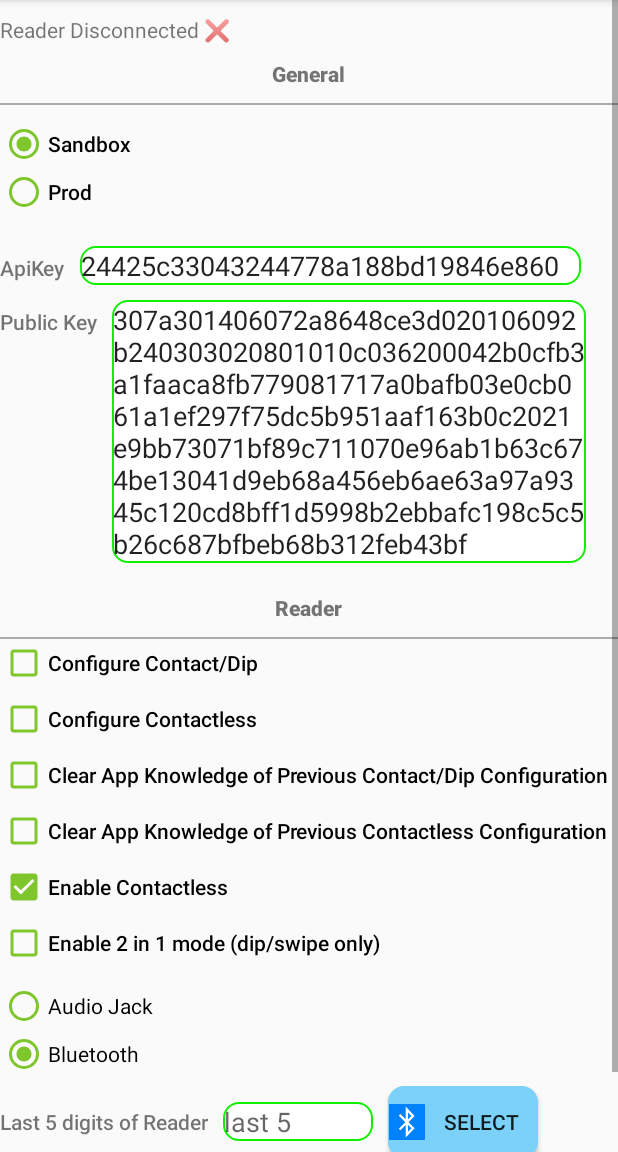
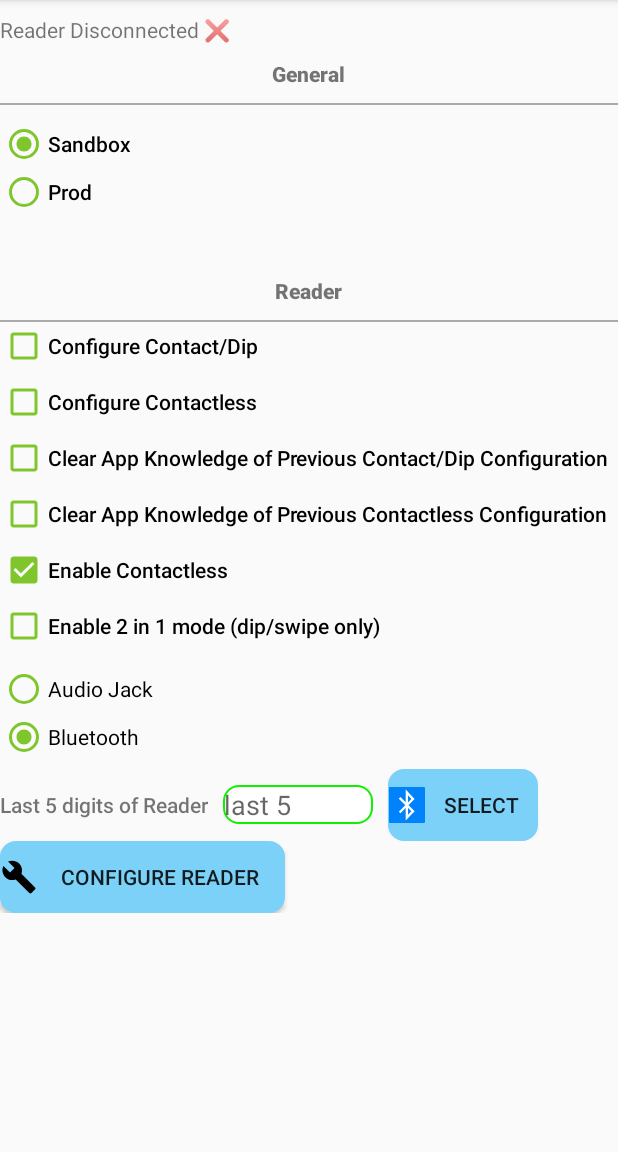
Before and after one commit to clearent/Android_IDTech_VP3300_JDemo, an Android app: the fragment SettingsFragment shown on its own in the app's theme, on a phone screen of 412 x 824 dp, the part 84-1236 px from its top. Run offline under Robolectric (Android 15) with nearby library versions, the phone set to English and light mode, and no system bars.

Commit message:
hide the api key and public key...when pushing to github the prod info will match sandbox

```diff
--- a/app/src/main/java/com/clearent/payment/PostPayment.java
+++ b/app/src/main/java/com/clearent/payment/PostPayment.java
@@ -4,6 +4,6 @@ import com.clearent.idtech.android.PublicOnReceiverListener;
 import com.clearent.idtech.android.token.domain.TransactionToken;
 
 public interface PostPayment {
-    PostTransactionRequest createPostTransactionRequest(TransactionToken transactionToken, String amount, String apiKey);
+    PostTransactionRequest createPostTransactionRequest(TransactionToken transactionToken, String amount, String apiKey, String baseUrl);
     void doSale(PostTransactionRequest postTransactionRequest, PublicOnReceiverListener publicOnReceiverListener);
 }
--- a/app/src/main/java/com/clearent/payment/PostPaymentImpl.java
+++ b/app/src/main/java/com/clearent/payment/PostPaymentImpl.java
@@ -9,11 +9,11 @@ public class PostPaymentImpl implements PostPayment {
     public PostPaymentImpl() {
     }
 
-    public PostTransactionRequest createPostTransactionRequest(TransactionToken transactionToken, String amount, String apiKey) {
+    public PostTransactionRequest createPostTransactionRequest(TransactionToken transactionToken, String amount, String apiKey, String baseUrl) {
         PostTransactionRequest postTransactionRequest = new PostTransactionRequest();
         postTransactionRequest.setTransactionToken(transactionToken);
         postTransactionRequest.setApiKey(apiKey);
-        postTransactionRequest.setBaseUrl(Constants.BASE_URL);
+        postTransactionRequest.setBaseUrl(baseUrl);
         SaleTransaction saleTransaction;
         if (amount == null || amount.length() == 0) {
             saleTransaction = new SaleTransaction("1.00");
--- a/app/src/main/java/com/clearent/ui/settings/SettingsFragment.java
+++ b/app/src/main/java/com/clearent/ui/settings/SettingsFragment.java
@@ -31,7 +31,6 @@ import com.idtechproducts.device.StructConfigParameters;
 import com.idtechproducts.device.bluetooth.BluetoothLEController;
 
 import androidx.annotation.NonNull;
-import androidx.annotation.Nullable;
 import androidx.fragment.app.Fragment;
 import androidx.lifecycle.Observer;
 import androidx.lifecycle.ViewModelProviders;
@@ -82,12 +81,6 @@ public class SettingsFragment extends Fragment implements PublicOnReceiverListen
 
         syncLocalCache(root);
         bindButtons(root);
-
-        final TextView apiKeytextView = root.findViewById(R.id.settings_apikey);
-        apiKeytextView.setText(Constants.API_KEY_FOR_DEMO_ONLY);
-
-        final TextView publicKeyTextView = root.findViewById(R.id.settings_publickey);
-        publicKeyTextView.setText(Constants.PUBLIC_KEY);
 
         updateViewWithModel();
 
@@ -198,19 +191,6 @@ public class SettingsFragment extends Fragment implements PublicOnReceiverListen
     private void syncLocalCache(final View root) {
 
         final TextView last5View = root.findViewById(R.id.settings_last_five_of_reader);
-
-        settingsViewModel.getApiKey().observe(this, new Observer<String>() {
-            @Override
-            public void onChanged(@Nullable String s) {
-                settingsApiKey = s;
-            }
-        });
-        settingsViewModel.getPublicKey().observe(this, new Observer<String>() {
-            @Override
-            public void onChanged(@Nullable String s) {
-                settingsPublicKey = s;
-            }
-        });
 
         settingsViewModel.getProdEnvironment().observe(this, new Observer<Integer>() {
             @Override
@@ -475,12 +455,6 @@ public class SettingsFragment extends Fragment implements PublicOnReceiverListen
 
     private void updateModelFromView() {
 
-        final TextView apiKeytextView = root.findViewById(R.id.settings_apikey);
-        settingsViewModel.getApiKey().setValue(apiKeytextView.getText().toString());
-
-        final TextView publicKeyTextView = root.findViewById(R.id.settings_publickey);
-        settingsViewModel.getPublicKey().setValue(publicKeyTextView.getText().toString());
-
         final RadioButton prodEnvRadioButton = root.findViewById(R.id.settings_prod_env);
         settingsViewModel.getProdEnvironment().setValue(prodEnvRadioButton.isChecked() ? 1 : 0);
 
@@ -608,14 +582,14 @@ public class SettingsFragment extends Fragment implements PublicOnReceiverListen
             device_type = ReaderInfo.DEVICE_TYPE.DEVICE_VP3300_AJ;
         }
 
-        String baseUrl = Constants.BASE_URL;
+        String baseUrl = Constants.SB_BASE_URL;
+        String publicKey = Constants.SB_PUBLIC_KEY;
         Integer prodEnvironment = settingsViewModel.getProdEnvironment().getValue();
         boolean prodEnvironmentEnabled = prodEnvironment == 0 ? false : true;
         if (prodEnvironmentEnabled) {
             baseUrl = Constants.PROD_BASE_URL;
-
+            publicKey = Constants.PROD_PUBLIC_KEY;
         }
-        String publicKey = settingsViewModel.getPublicKey().getValue();
 
         cardReaderService = new CardReaderService(device_type, this, getContext(), baseUrl, publicKey, true);
 
--- a/app/src/main/java/com/clearent/ui/settings/SettingsViewModel.java
+++ b/app/src/main/java/com/clearent/ui/settings/SettingsViewModel.java
@@ -28,9 +28,6 @@ public class SettingsViewModel extends AndroidViewModel {
     private MutableLiveData<Integer> audioJackReader;
     private MutableLiveData<Integer> bluetoothReader;
 
-    private MutableLiveData<String> apiKey;
-    private MutableLiveData<String> publicKey;
-
     private MutableLiveData<String> last5OfBluetoothReader;
 
     public SettingsViewModel(Application app) {
@@ -49,9 +46,6 @@ public class SettingsViewModel extends AndroidViewModel {
 
         last5OfBluetoothReader = new MutableLiveData<>();
         last5OfBluetoothReader.setValue(LocalCache.getSelectedBluetoothDeviceLast5(getApplication()));
-
-        apiKey = new MutableLiveData<>();
-        publicKey = new MutableLiveData<>();
 
         enableContactless = new MutableLiveData<>();
         enableContactless.setValue(LocalCache.getEnableContactlessValue(getApplication()));
@@ -139,14 +133,6 @@ public class SettingsViewModel extends AndroidViewModel {
         return bluetoothReader;
     }
 
-    public MutableLiveData<String> getApiKey() {
-        return apiKey;
-    }
-
-    public MutableLiveData<String> getPublicKey() {
-        return publicKey;
-    }
-
     @Override
     public String toString() {
         return "SettingsViewModel{" +
--- a/app/src/main/res/layout/fragment_configure.xml
+++ b/app/src/main/res/layout/fragment_configure.xml
@@ -88,64 +88,6 @@
                 android:layout_width="match_parent"
                 android:layout_height="20dp" />
 
-            <LinearLayout
-                android:layout_width="match_parent"
-                android:layout_height="wrap_content"
-                android:orientation="horizontal">
-
-                <TextView
-                    android:id="@+id/settings_label_apikey"
-                    android:layout_width="wrap_content"
-                    android:layout_height="wrap_content"
-                    android:layout_alignParentLeft="true"
-                    android:layout_alignParentTop="true"
-                    android:fontFamily="sans-serif-light"
-                    android:textStyle="bold"
-                    android:labelFor="@+id/settings_apikey"
-                    android:text="ApiKey" />
-
-                <EditText
-                    android:id="@+id/settings_apikey"
-                    android:layout_width="334dp"
-                    android:layout_height="wrap_content"
-                    android:layout_alignParentTop="true"
-                    android:layout_marginLeft="10dp"
-                    android:layout_toRightOf="@+id/settings_label_apikey"
-                    android:background="@drawable/rounded_corner"
-                    android:hint="enter api key" />
-            </LinearLayout>
-
-            <Space
-                android:layout_width="match_parent"
-                android:layout_height="10dp" />
-
-            <LinearLayout
-                android:layout_width="match_parent"
-                android:layout_height="wrap_content"
-                android:orientation="horizontal">
-
-                <TextView
-                    android:id="@+id/settings_label_publickey"
-                    android:layout_width="wrap_content"
-                    android:layout_height="wrap_content"
-                    android:layout_alignParentLeft="true"
-                    android:layout_alignParentTop="true"
-                    android:fontFamily="sans-serif-light"
-                    android:textStyle="bold"
-                    android:labelFor="@+id/settings_publickey"
-                    android:text="Public Key" />
-
-                <EditText
-                    android:id="@+id/settings_publickey"
-                    android:layout_width="316dp"
-                    android:layout_height="wrap_content"
-                    android:layout_alignParentTop="true"
-                    android:layout_marginLeft="10dp"
-                    android:layout_toRightOf="@+id/settings_label_apikey"
-                    android:background="@drawable/rounded_corner"
-                    android:hint="enter public key"
-                    android:minLines="4" />
-            </LinearLayout>
 
 
             <Space
```
Also changed, not shown: app/src/main/java/com/clearent/Constants.java (+6 -4 lines), app/src/main/java/com/clearent/ui/payment/PaymentFragment.java (+33 -21 lines).
